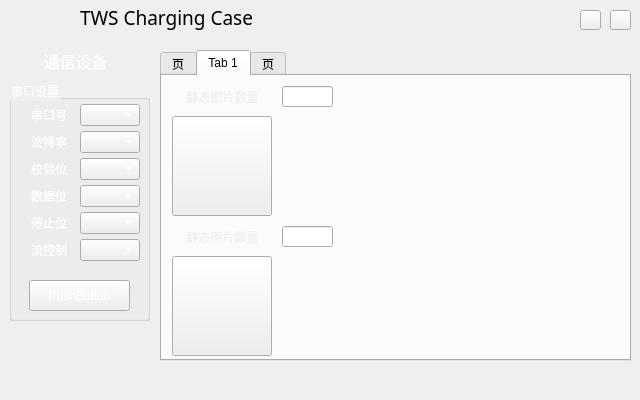
Above: ChargingCase/mainwindow.ui from szhj123/ChargingCase before the change. Below: the same form after it.
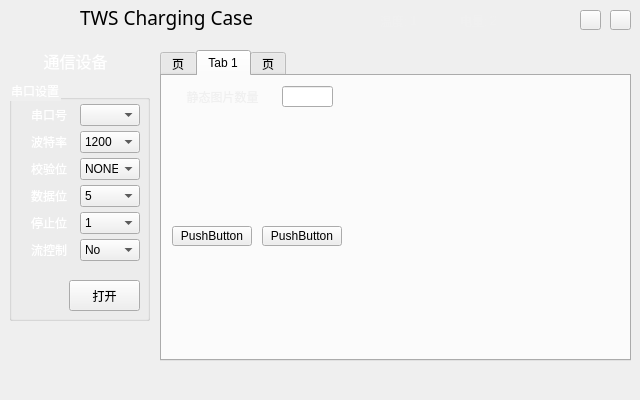
That is the form after the change. The open tabs and pages were chosen to show the change. Icons and pictures are not drawn.

```diff
--- a/ChargingCase/mainwindow.ui
+++ b/ChargingCase/mainwindow.ui
@@ -495,7 +495,7 @@
        </rect>
       </property>
      </widget>
-     <widget class="QPushButton" name="pushButton_2">
+     <widget class="QLabel" name="label_png1">
       <property name="geometry">
        <rect>
         <x>10</x>
@@ -505,56 +505,36 @@
        </rect>
       </property>
       <property name="styleSheet">
-       <string notr="true">background-image: url(:/images/add_pic.png);</string>
+       <string notr="true">border-image: url(:/images/add_pic.png);</string>
       </property>
       <property name="text">
        <string/>
       </property>
      </widget>
-     <widget class="QLabel" name="label_25">
+     <widget class="QPushButton" name="btnPng1">
       <property name="geometry">
        <rect>
         <x>10</x>
         <y>150</y>
-        <width>101</width>
-        <height>21</height>
+        <width>80</width>
+        <height>20</height>
        </rect>
       </property>
-      <property name="styleSheet">
-       <string notr="true">color: rgb(240, 240, 240);
-font: 10pt &quot;Microsoft JhengHei UI&quot;;</string>
-      </property>
       <property name="text">
-       <string>静态图片数量</string>
-      </property>
-      <property name="alignment">
-       <set>Qt::AlignCenter</set>
-      </property>
-     </widget>
-     <widget class="QLineEdit" name="lineEdit_8">
-      <property name="geometry">
-       <rect>
-        <x>120</x>
-        <y>150</y>
-        <width>51</width>
-        <height>21</height>
-       </rect>
+       <string>PushButton</string>
       </property>
      </widget>
      <widget class="QPushButton" name="pushButton_3">
       <property name="geometry">
        <rect>
-        <x>10</x>
-        <y>180</y>
-        <width>100</width>
-        <height>100</height>
+        <x>100</x>
+        <y>150</y>
+        <width>80</width>
+        <height>20</height>
        </rect>
       </property>
-      <property name="styleSheet">
-       <string notr="true">background-image: url(:/images/add_pic.png);</string>
-      </property>
       <property name="text">
-       <string/>
+       <string>PushButton</string>
       </property>
      </widget>
     </widget>
@@ -683,6 +663,62 @@
           <height>16777215</height>
          </size>
         </property>
+        <property name="styleSheet">
+         <string notr="true">color: rgb(0, 0, 0);</string>
+        </property>
+        <property name="currentText">
+         <string>9600</string>
+        </property>
+        <item>
+         <property name="text">
+          <string>1200</string>
+         </property>
+        </item>
+        <item>
+         <property name="text">
+          <string>2400</string>
+         </property>
+        </item>
+        <item>
+         <property name="text">
+          <string>4800</string>
+         </property>
+        </item>
+        <item>
+         <property name="text">
+          <string>9600</string>
+         </property>
+        </item>
+        <item>
+         <property name="text">
+          <string>19200</string>
+         </property>
+        </item>
+        <item>
+         <property name="text">
+          <string>38400</string>
+         </property>
+        </item>
+        <item>
+         <property name="text">
+          <string>57600</string>
+         </property>
+        </item>
+        <item>
+         <property name="text">
+          <string>115200</string>
+         </property>
+        </item>
+        <item>
+         <property name="text">
+          <string>128000</string>
+         </property>
+        </item>
+        <item>
+         <property name="text">
+          <string>230400</string>
+         </property>
+        </item>
        </widget>
       </item>
       <item row="4" column="0">
@@ -703,10 +739,28 @@
           <height>16777215</height>
          </size>
         </property>
+        <property name="styleSheet">
+         <string notr="true">color: rgb(0, 0, 0);</string>
+        </property>
+        <item>
+         <property name="text">
+          <string>1</string>
+         </property>
+        </item>
+        <item>
+         <property name="text">
+          <string>1.5</string>
+         </property>
+        </item>
+        <item>
+         <property name="text">
+          <string>2</string>
+         </property>
+        </item>
        </widget>
       </item>
       <item row="0" column="0">
-       <widget class="QLabel" name="label">
+       <widget class="QLabel" name="labelPortName">
         <property name="text">
          <string>串口号</string>
         </property>
@@ -723,6 +777,12 @@
           <height>16777215</height>
          </size>
         </property>
+        <property name="styleSheet">
+         <string notr="true">color: rgb(0, 0, 0);</string>
+        </property>
+        <property name="currentText">
+         <string/>
+        </property>
        </widget>
       </item>
       <item row="2" column="0">
@@ -743,6 +803,34 @@
           <height>16777215</height>
          </size>
         </property>
+        <property name="styleSheet">
+         <string notr="true">color: rgb(0, 0, 0);</string>
+        </property>
+        <item>
+         <property name="text">
+          <string>NONE</string>
+         </property>
+        </item>
+        <item>
+         <property name="text">
+          <string>Even偶</string>
+         </property>
+        </item>
+        <item>
+         <property name="text">
+          <string>Odd奇</string>
+         </property>
+        </item>
+        <item>
+         <property name="text">
+          <string>Space</string>
+         </property>
+        </item>
+        <item>
+         <property name="text">
+          <string>Mark</string>
+         </property>
+        </item>
        </widget>
       </item>
       <item row="3" column="1">
@@ -753,6 +841,32 @@
           <height>16777215</height>
          </size>
         </property>
+        <property name="styleSheet">
+         <string notr="true">color: rgb(0, 0, 0);</string>
+        </property>
+        <property name="currentText">
+         <string>8</string>
+        </property>
+        <item>
+         <property name="text">
+          <string>5</string>
+         </property>
+        </item>
+        <item>
+         <property name="text">
+          <string>6</string>
+         </property>
+        </item>
+        <item>
+         <property name="text">
+          <string>7</string>
+         </property>
+        </item>
+        <item>
+         <property name="text">
+          <string>8</string>
+         </property>
+        </item>
        </widget>
       </item>
       <item row="3" column="0">
@@ -799,6 +913,24 @@
           <height>16777215</height>
          </size>
         </property>
+        <property name="styleSheet">
+         <string notr="true">color: rgb(0, 0, 0);</string>
+        </property>
+        <item>
+         <property name="text">
+          <string>No</string>
+         </property>
+        </item>
+        <item>
+         <property name="text">
+          <string>Hardware</string>
+         </property>
+        </item>
+        <item>
+         <property name="text">
+          <string>Software</string>
+         </property>
+        </item>
        </widget>
       </item>
      </layout>
@@ -806,14 +938,30 @@
     <widget class="QPushButton" name="pushButton">
      <property name="geometry">
       <rect>
-       <x>20</x>
+       <x>60</x>
        <y>200</y>
-       <width>101</width>
+       <width>71</width>
        <height>31</height>
       </rect>
      </property>
+     <property name="styleSheet">
+      <string notr="true">color: rgb(0, 0, 0);</string>
+     </property>
      <property name="text">
-      <string>PushButton</string>
+      <string>打开</string>
+     </property>
+    </widget>
+    <widget class="QLabel" name="label">
+     <property name="geometry">
+      <rect>
+       <x>25</x>
+       <y>207</y>
+       <width>16</width>
+       <height>16</height>
+      </rect>
+     </property>
+     <property name="text">
+      <string/>
      </property>
     </widget>
    </widget>
```
Left out of the diff: 28 changed lines with no effect on the pictures.
